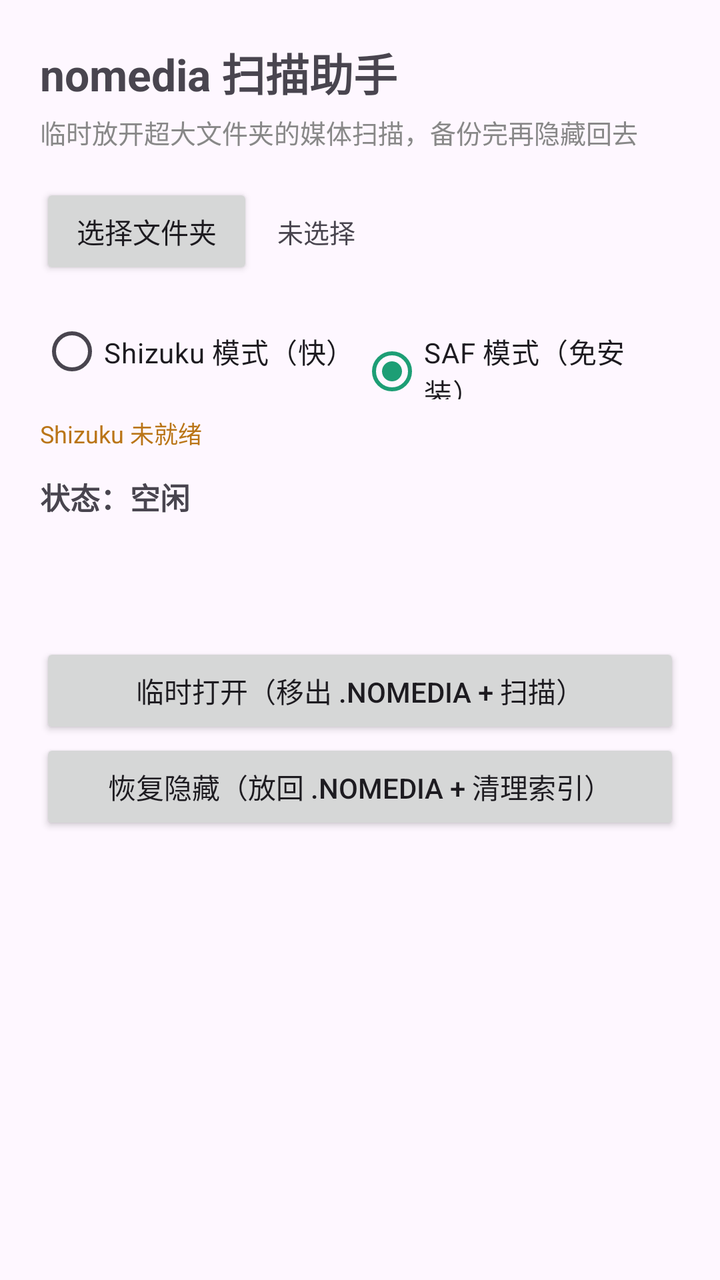
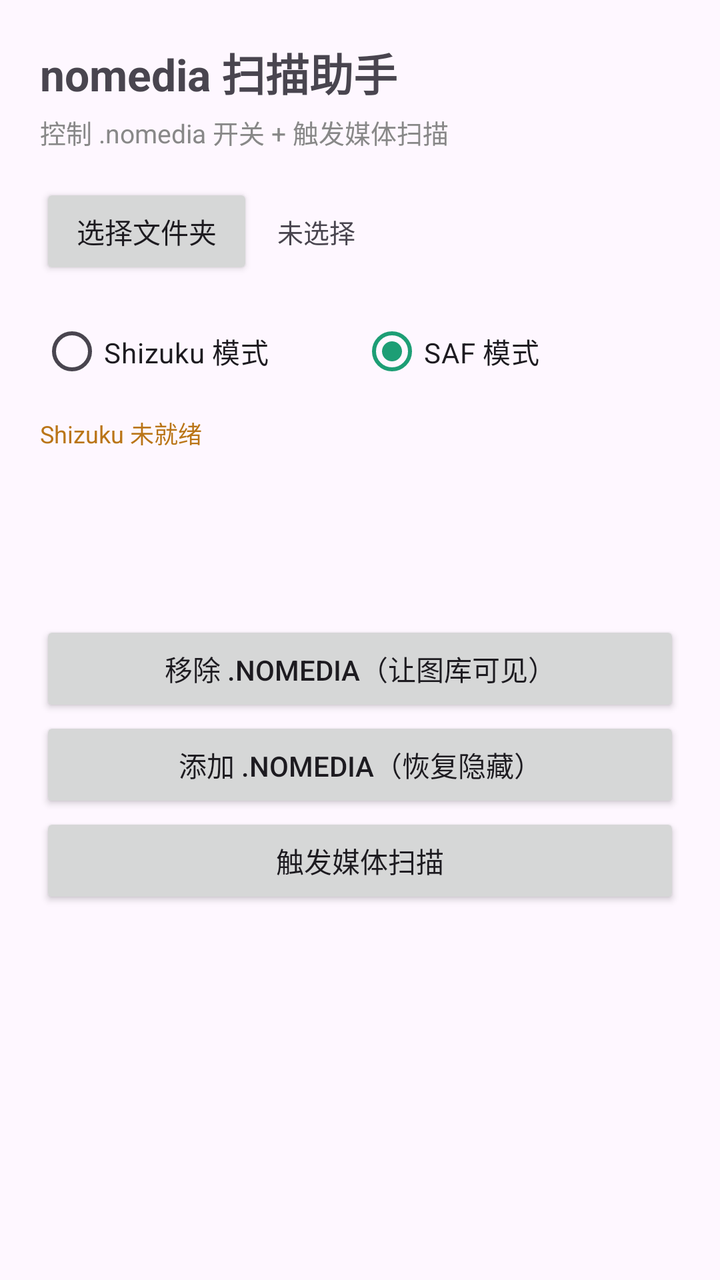

An Android layout rendered at two revisions. The XML below is the earlier revision; the diff shows what the commit changed to produce the second picture.
<!-- AndroidManifest.xml: application theme Theme.NomediaScan -->
<!-- res/layout/activity_main.xml -->
<?xml version="1.0" encoding="utf-8"?>
<ScrollView xmlns:android="http://schemas.android.com/apk/res/android"
    android:layout_width="match_parent"
    android:layout_height="match_parent"
    android:fillViewport="true">

    <LinearLayout
        android:layout_width="match_parent"
        android:layout_height="wrap_content"
        android:orientation="vertical"
        android:padding="20dp">

        <TextView
            android:layout_width="wrap_content"
            android:layout_height="wrap_content"
            android:text="nomedia 扫描助手"
            android:textSize="22sp"
            android:textStyle="bold"
            android:paddingBottom="4dp" />

        <TextView
            android:layout_width="wrap_content"
            android:layout_height="wrap_content"
            android:text="临时放开超大文件夹的媒体扫描，备份完再隐藏回去"
            android:textSize="13sp"
            android:textColor="#888"
            android:paddingBottom="16dp" />

        <LinearLayout
            android:layout_width="match_parent"
            android:layout_height="wrap_content"
            android:orientation="horizontal"
            android:gravity="center_vertical"
            android:paddingBottom="12dp">

            <Button
                android:id="@+id/btnPick"
                android:layout_width="0dp"
                android:layout_height="wrap_content"
                android:layout_weight="1"
                android:text="选择文件夹" />

            <TextView
                android:id="@+id/tvFolder"
                android:layout_width="0dp"
                android:layout_height="wrap_content"
                android:layout_weight="2"
                android:paddingStart="12dp"
                android:text="未选择"
                android:textSize="13sp" />
        </LinearLayout>

        <RadioGroup
            android:id="@+id/groupMode"
            android:layout_width="match_parent"
            android:layout_height="wrap_content"
            android:orientation="horizontal"
            android:paddingBottom="8dp">

            <RadioButton
                android:id="@+id/radioShizuku"
                android:layout_width="0dp"
                android:layout_height="wrap_content"
                android:layout_weight="1"
                android:text="Shizuku 模式（快）" />

            <RadioButton
                android:id="@+id/radioSafe"
                android:layout_width="0dp"
                android:layout_height="wrap_content"
                android:layout_weight="1"
                android:checked="true"
                android:text="SAF 模式（免安装）" />
        </RadioGroup>

        <TextView
            android:id="@+id/tvShizukuHint"
            android:layout_width="match_parent"
            android:layout_height="wrap_content"
            android:text="Shizuku 未就绪"
            android:textSize="12sp"
            android:textColor="#BA7517"
            android:paddingBottom="12dp" />

        <TextView
            android:id="@+id/tvStatus"
            android:layout_width="match_parent"
            android:layout_height="wrap_content"
            android:text="状态：空闲"
            android:textSize="15sp"
            android:textStyle="bold"
            android:paddingBottom="4dp" />

        <TextView
            android:id="@+id/tvMessage"
            android:layout_width="match_parent"
            android:layout_height="wrap_content"
            android:textSize="13sp"
            android:paddingBottom="4dp" />

        <TextView
            android:id="@+id/tvStats"
            android:layout_width="match_parent"
            android:layout_height="wrap_content"
            android:textSize="12sp"
            android:textColor="#888"
            android:paddingBottom="12dp" />

        <ProgressBar
            android:id="@+id/progressBar"
            style="?android:attr/progressBarStyleHorizontal"
            android:layout_width="match_parent"
            android:layout_height="wrap_content"
            android:visibility="gone" />

        <TextView
            android:id="@+id/tvProgress"
            android:layout_width="match_parent"
            android:layout_height="wrap_content"
            android:textSize="13sp"
            android:visibility="gone"
            android:paddingTop="4dp"
            android:paddingBottom="8dp" />

        <LinearLayout
            android:id="@+id/dirsContainer"
            android:layout_width="match_parent"
            android:layout_height="wrap_content"
            android:orientation="vertical"
            android:paddingBottom="8dp" />

        <Button
            android:id="@+id/btnOpen"
            android:layout_width="match_parent"
            android:layout_height="wrap_content"
            android:text="临时打开（移出 .nomedia + 扫描）"
            android:paddingTop="12dp"
            android:paddingBottom="12dp" />

        <Button
            android:id="@+id/btnRestore"
            android:layout_width="match_parent"
            android:layout_height="wrap_content"
            android:text="恢复隐藏（放回 .nomedia + 清理索引）"
            android:paddingTop="12dp"
            android:paddingBottom="12dp" />
    </LinearLayout>
</ScrollView>
<!-- resources referenced by this layout -->
<resources>
  <style name="Theme.NomediaScan" parent="Theme.Material3.DayNight">
          <item name="colorPrimary">@color/brand</item>
          <item name="colorPrimaryDark">@color/brand_dark</item>
          <item name="android:statusBarColor">@color/brand_dark</item>
      </style>
  <color name="brand">#1D9E75</color>
  <color name="brand_dark">#0F6E56</color>
</resources>

<!-- the commit's change to res/layout/activity_main.xml (unified diff, before → after) -->
@@ -21,7 +21,7 @@
         <TextView
             android:layout_width="wrap_content"
             android:layout_height="wrap_content"
-            android:text="临时放开超大文件夹的媒体扫描，备份完再隐藏回去"
+            android:text="控制 .nomedia 开关 + 触发媒体扫描"
             android:textSize="13sp"
             android:textColor="#888"
             android:paddingBottom="16dp" />
@@ -62,7 +62,7 @@
                 android:layout_width="0dp"
                 android:layout_height="wrap_content"
                 android:layout_weight="1"
-                android:text="Shizuku 模式（快）" />
+                android:text="Shizuku 模式" />
 
             <RadioButton
                 android:id="@+id/radioSafe"
@@ -70,7 +70,7 @@
                 android:layout_height="wrap_content"
                 android:layout_weight="1"
                 android:checked="true"
-                android:text="SAF 模式（免安装）" />
+                android:text="SAF 模式" />
         </RadioGroup>
 
         <TextView
@@ -86,8 +86,7 @@
             android:id="@+id/tvStatus"
             android:layout_width="match_parent"
             android:layout_height="wrap_content"
-            android:text="状态：空闲"
-            android:textSize="15sp"
+            android:textSize="14sp"
             android:textStyle="bold"
             android:paddingBottom="4dp" />
 
@@ -106,12 +105,37 @@
             android:textColor="#888"
             android:paddingBottom="12dp" />
 
+        <Button
+            android:id="@+id/btnRemove"
+            android:layout_width="match_parent"
+            android:layout_height="wrap_content"
+            android:text="移除 .nomedia（让图库可见）"
+            android:paddingTop="12dp"
+            android:paddingBottom="12dp" />
+
+        <Button
+            android:id="@+id/btnAdd"
+            android:layout_width="match_parent"
+            android:layout_height="wrap_content"
+            android:text="添加 .nomedia（恢复隐藏）"
+            android:paddingTop="12dp"
+            android:paddingBottom="12dp" />
+
+        <Button
+            android:id="@+id/btnScan"
+            android:layout_width="match_parent"
+            android:layout_height="wrap_content"
+            android:text="触发媒体扫描"
+            android:paddingTop="12dp"
+            android:paddingBottom="12dp" />
+
         <ProgressBar
             android:id="@+id/progressBar"
             style="?android:attr/progressBarStyleHorizontal"
             android:layout_width="match_parent"
             android:layout_height="wrap_content"
-            android:visibility="gone" />
+            android:visibility="gone"
+            android:paddingTop="12dp" />
 
         <TextView
             android:id="@+id/tvProgress"
@@ -128,21 +152,5 @@
             android:layout_height="wrap_content"
             android:orientation="vertical"
             android:paddingBottom="8dp" />
-
-        <Button
-            android:id="@+id/btnOpen"
-            android:layout_width="match_parent"
-            android:layout_height="wrap_content"
-            android:text="临时打开（移出 .nomedia + 扫描）"
-            android:paddingTop="12dp"
-            android:paddingBottom="12dp" />
-
-        <Button
-            android:id="@+id/btnRestore"
-            android:layout_width="match_parent"
-            android:layout_height="wrap_content"
-            android:text="恢复隐藏（放回 .nomedia + 清理索引）"
-            android:paddingTop="12dp"
-            android:paddingBottom="12dp" />
     </LinearLayout>
 </ScrollView>
